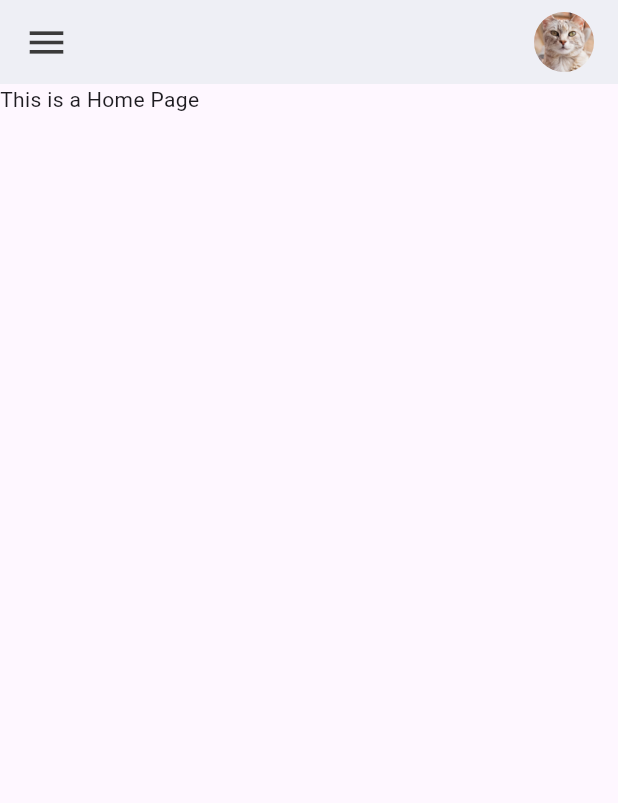
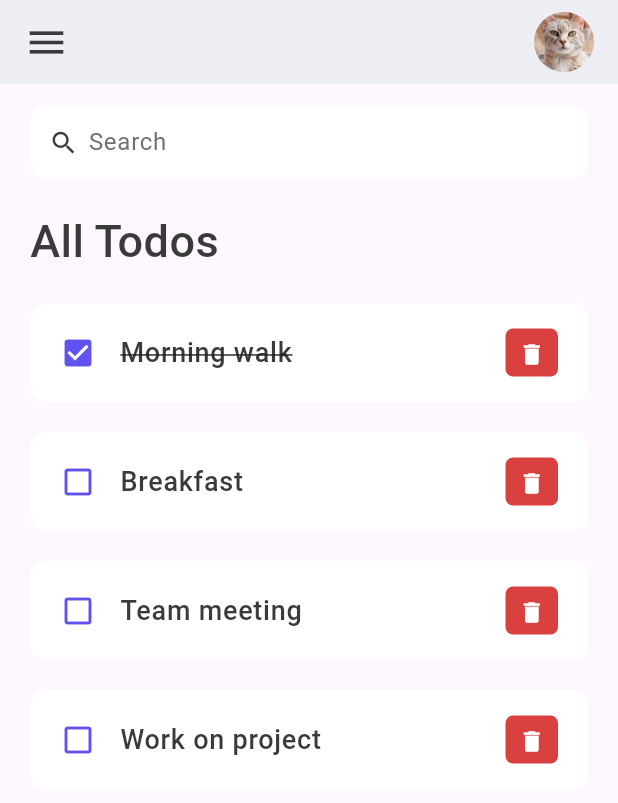
Before and after one commit to tranhuutuan261103/to-do-list-flutter, a Flutter app: the screen it shows after launch, on a phone screen of 412 x 824 dp. Shown: the top 803 px of the screen. Run offline on Flutter 3.47's test engine with Material 3 defaults, Android fonts, the phone set to English and light mode, and no system bars.

Commit message:
feat: [Learn Flutter] Create to-do items

```diff
--- a/lib/constants/colors.dart
+++ b/lib/constants/colors.dart
@@ -4,6 +4,6 @@ const Color tdRed = Color(0xFFDA4040);
 const Color tdBlue = Color(0xFF5F52EE);
 
 const Color tdBlack = Color(0xFF3A3A3A);
-const Color tdGray = Color(0xFF717171);
+const Color tdGrey = Color(0xFF717171);
 
 const Color tdBGColor = Color(0xFFEEEFF5);
--- a/lib/main.dart
+++ b/lib/main.dart
@@ -24,25 +24,10 @@ class MyApp extends StatelessWidget {
       debugShowCheckedModeBanner: false,
       title: 'ToDo App',
       theme: ThemeData(
-        // This is the theme of your application.
-        //
-        // TRY THIS: Try running your application with "flutter run". You'll see
-        // the application has a purple toolbar. Then, without quitting the app,
-        // try changing the seedColor in the colorScheme below to Colors.green
-        // and then invoke "hot reload" (save your changes or press the "hot
-        // reload" button in a Flutter-supported IDE, or press "r" if you used
-        // the command line to start the app).
-        //
-        // Notice that the counter didn't reset back to zero; the application
-        // state is not lost during the reload. To reset the state, use hot
-        // restart instead.
-        //
-        // This works for code too, not just values: Most code changes can be
-        // tested with just a hot reload.
         colorScheme: ColorScheme.fromSeed(seedColor: Colors.deepPurple),
         useMaterial3: true,
       ),
-      home: const Home(),
+      home: Home(),
     );
   }
 }
--- /dev/null
+++ b/lib/model/todo.dart
@@ -0,0 +1,37 @@
+class ToDo {
+  String id;
+  String title;
+  bool isCompleted;
+
+  ToDo({
+    required this.id,
+    required this.title,
+    this.isCompleted = false,
+  });
+
+
+  static List<ToDo> todoList() {
+    return [
+      ToDo(
+        id: '1',
+        title: 'Morning walk',
+        isCompleted: true,
+      ),
+      ToDo(
+        id: '2',
+        title: 'Breakfast',
+        isCompleted: false,
+      ),
+      ToDo(
+        id: '3',
+        title: 'Team meeting',
+        isCompleted: false,
+      ),
+      ToDo(
+        id: '4',
+        title: 'Work on project',
+        isCompleted: false,
+      ),
+    ];
+  }
+}
--- a/lib/screens/home.dart
+++ b/lib/screens/home.dart
@@ -1,17 +1,68 @@
 import 'package:flutter/material.dart';
-import 'package:to_do_list/constants/colors.dart';
+
+import '../model/todo.dart';
+import '../constants/colors.dart';
+import '../widgets/todo_item.dart';
 
 class Home extends StatelessWidget {
   // ignore: use_super_parameters
-  const Home({Key? key}) : super(key: key);
+  Home({Key? key}) : super(key: key);
+
+  final todoList = ToDo.todoList();
 
   @override
   Widget build(BuildContext context) {
     return Scaffold(
-      appBar: _buildAppBar(),
-      body: const Text('This is a Home Page'),
-    );
+        appBar: _buildAppBar(),
+        body: Container(
+          padding: const EdgeInsets.symmetric(
+            horizontal: 20,
+            vertical: 15,
+          ),
+          child: Column(
+            children: [
+              searchBox(),
+              Expanded(
+                child: ListView(
+                  children: [
+                    Container(
+                      margin: const EdgeInsets.only(top: 20, bottom: 20),
+                      child: const Text('All Todos',
+                          style: TextStyle(
+                              fontSize: 30,
+                              color: tdBlack,
+                              fontWeight: FontWeight.w500)),
+                    ),
+                    ...todoList
+                        .map((todo) => ToDoItem(
+                              key: ValueKey(todo.id),
+                              todo: todo,))
+                  ],
+              ))
+            ],
+          ),
+        ));
   }
+}
+
+Widget searchBox() {
+  return Container(
+    padding: const EdgeInsets.symmetric(horizontal: 10),
+    decoration: BoxDecoration(
+      color: Colors.white,
+      borderRadius: BorderRadius.circular(10),
+    ),
+    child: const TextField(
+      decoration: InputDecoration(
+        contentPadding: EdgeInsets.all(0),
+        prefixIcon: Icon(Icons.search, color: tdBlack, size: 20),
+        prefixIconConstraints: BoxConstraints(minWidth: 25, maxHeight: 20),
+        border: InputBorder.none,
+        hintText: 'Search',
+        hintStyle: TextStyle(color: tdGrey),
+      ),
+    ),
+  );
 }
 
 AppBar _buildAppBar() {
--- /dev/null
+++ b/lib/widgets/todo_item.dart
@@ -0,0 +1,54 @@
+import 'package:flutter/material.dart';
+
+import '../constants/colors.dart';
+import '../model/todo.dart';
+
+class ToDoItem extends StatelessWidget {
+  final ToDo todo;
+
+  // ignore: use_super_parameters
+  const ToDoItem({Key? key, required this.todo}) : super(key: key);
+
+  @override
+  Widget build(BuildContext context) {
+    return Container(
+      margin: const EdgeInsets.only(bottom: 20),
+      child: ListTile(
+          onTap: () => print("Task 1"),
+          shape: RoundedRectangleBorder(
+            borderRadius: BorderRadius.circular(10),
+          ),
+          contentPadding:
+              const EdgeInsets.symmetric(vertical: 5, horizontal: 20),
+          tileColor: Colors.white,
+          leading: Icon(
+              todo.isCompleted
+                  ? Icons.check_box
+                  : Icons.check_box_outline_blank,
+              color: tdBlue),
+          title: Text(todo.title,
+              style: TextStyle(
+                  color: tdBlack,
+                  fontSize: 18,
+                  fontWeight: FontWeight.w500,
+                  decoration: todo.isCompleted
+                      ? TextDecoration.lineThrough
+                      : TextDecoration.none)),
+          trailing: Container(
+            padding: const EdgeInsets.all(0),
+            margin: const EdgeInsets.symmetric(vertical: 12),
+            decoration: BoxDecoration(
+              color: tdRed,
+              borderRadius: BorderRadius.circular(5),
+            ),
+            height: 35,
+            width: 35,
+            child: IconButton(
+              icon: const Icon(Icons.delete, color: Colors.white),
+              iconSize: 18,
+              onPressed: () => {print("Delete Task 1")},
+            ),
+          )),
+    );
+  }
+}
```
